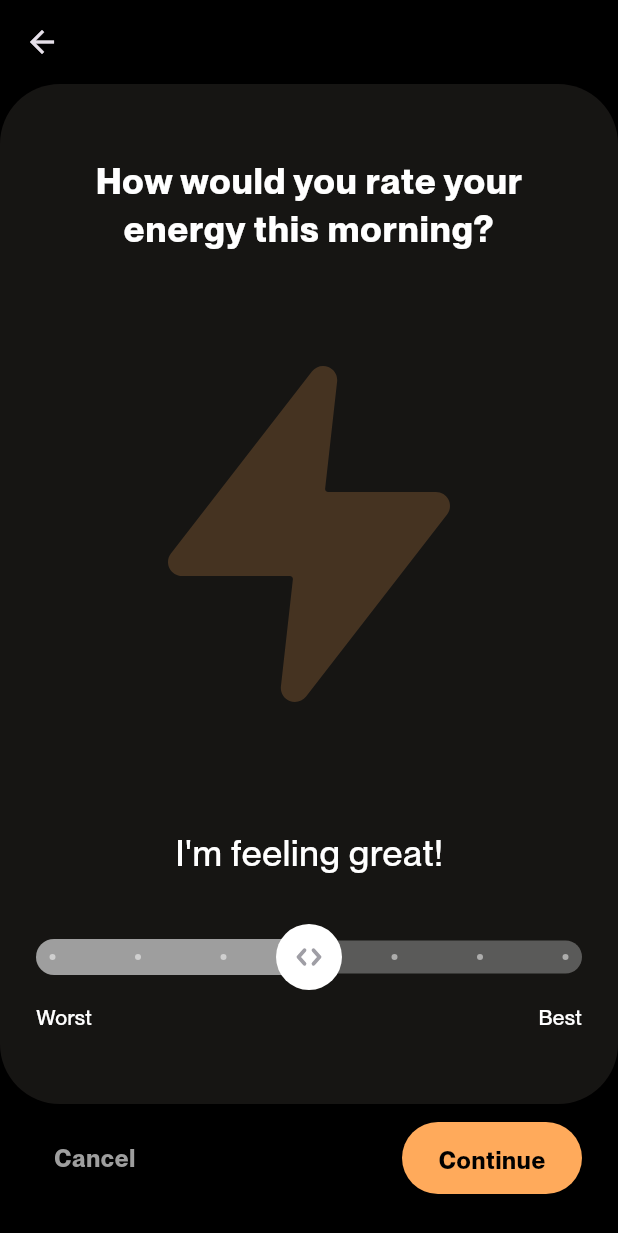
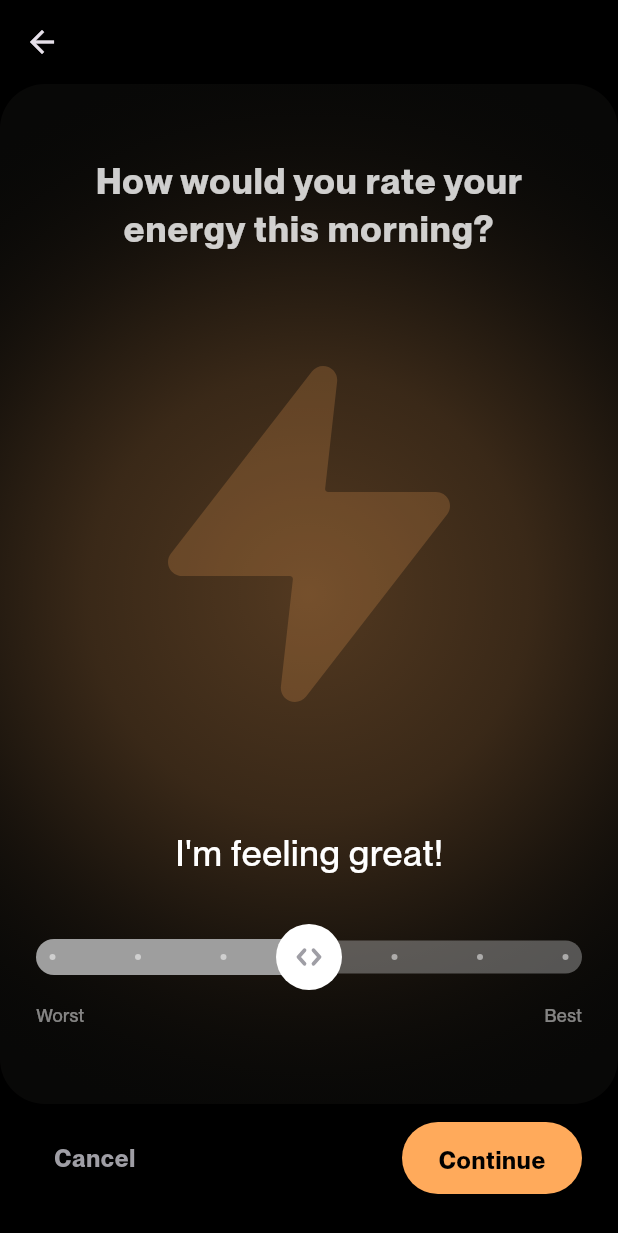
Before and after one commit to nicolaxs69/BiaApp, a Flutter app: the screen it shows after launch, on a phone screen of 412 x 824 dp. Shown: the top 1233 px of the screen. Run offline on Flutter 3.47's test engine with Material 3 defaults, Android fonts, the phone set to English and light mode, and no system bars; our stand-ins replace flutter_svg.

Commit message:
Add radial gradient background and update fonts and buttons

```diff
--- a/lib/common/cancel_button.dart
+++ b/lib/common/cancel_button.dart
@@ -1,3 +1,4 @@
+import 'package:bia_app/assets/configs/theme/app_colors.dart';
 import 'package:flutter/material.dart';
 
 class CancelButton extends StatelessWidget {
@@ -22,7 +23,7 @@ class CancelButton extends StatelessWidget {
         style: const TextStyle(
           fontFamily: 'ppneuemontreal',
           fontWeight: FontWeight.w600,
-          color: Colors.grey,
+          color: AppColors.grey,
           fontSize: 16,
           height: 24 / 16,
           letterSpacing: 16 * 0.03,
--- a/lib/presentation/energy_rating/screens/energy_rating_screen.dart
+++ b/lib/presentation/energy_rating/screens/energy_rating_screen.dart
@@ -30,29 +30,45 @@ class _EnergyRatingScreenState extends State<EnergyRatingScreen> {
       body: Column(
         children: [
           Expanded(
-            child: ClipRRect(
-              borderRadius: BorderRadius.circular(40),
+            child: Container(
+              decoration: BoxDecoration(
+                color: AppColors.brown.withOpacity(0.3),
+                borderRadius: const BorderRadius.all(
+                  Radius.circular(30),
+                ),
+              ),
               child: Stack(
                 alignment: Alignment.center,
                 children: [
                   Container(
-                    color: AppColors.brown.withOpacity(0.8),
+                    decoration: BoxDecoration(
+                      gradient: RadialGradient(
+                        radius: 0.9,
+                        colors: [
+                          AppColors.primary.withOpacity(0.3),
+                          AppColors.primary.withOpacity(0.2),
+                          AppColors.primary.withOpacity(0.1),
+                          Colors.transparent,
+                        ],
+                        stops: const [0.0, 0.40, 0.60, 1],
+                      ),
+                    ),
                   ),
                   Container(
                     width: double.infinity,
                     child: Column(
                       children: [
                         const SizedBox(height: 48),
-                        const Center(
+                        Center(
                           child: Padding(
-                            padding: EdgeInsets.symmetric(horizontal: 36),
+                            padding: const EdgeInsets.symmetric(horizontal: 36),
                             child: Text(
                               'How would you rate your energy this morning?',
                               textAlign: TextAlign.center,
                               style: TextStyle(
                                 fontFamily: 'ppneuemontreal',
                                 fontWeight: FontWeight.bold,
-                                color: Colors.white,
+                                color: Colors.white.withOpacity(0.8),
                                 fontSize: 24,
                                 height: 32 / 24,
                                 letterSpacing: 24 * 0.03,
@@ -95,15 +111,15 @@ class _EnergyRatingScreenState extends State<EnergyRatingScreen> {
                                   });
                                 },
                               ),
-                              const Row(
+                              Row(
                                 mainAxisAlignment:
                                     MainAxisAlignment.spaceBetween,
                                 children: [
                                   Text(
                                     'Worst',
                                     style: TextStyle(
-                                      color: Colors.white,
-                                      fontSize: 14,
+                                      color: Colors.white.withOpacity(0.5),
+                                      fontSize: 12,
                                       fontFamily: 'ppneuemontreal',
                                       fontWeight: FontWeight.w500,
                                     ),
@@ -111,8 +127,8 @@ class _EnergyRatingScreenState extends State<EnergyRatingScreen> {
                                   Text(
                                     'Best',
                                     style: TextStyle(
-                                      color: Colors.white,
-                                      fontSize: 14,
+                                      color: Colors.white.withOpacity(0.5),
+                                      fontSize: 12,
                                       fontFamily: 'ppneuemontreal',
                                       fontWeight: FontWeight.w500,
                                     ),
```
